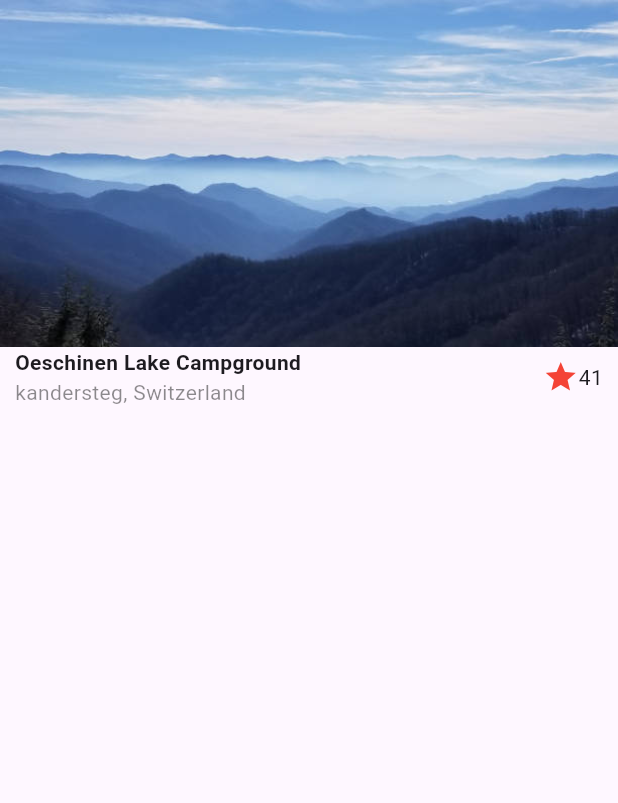
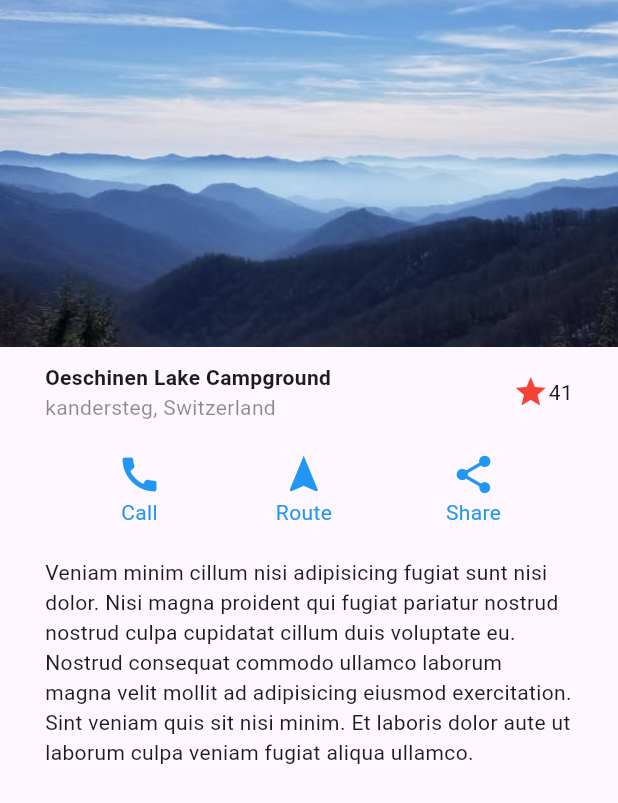
Before and after one commit to roque121007/diseno_basico, a Flutter app: the screen it shows after launch, on a phone screen of 412 x 824 dp. Shown: the top 803 px of the screen. Run offline on Flutter 3.47's test engine with Material 3 defaults, Android fonts, the phone set to English and light mode, and no system bars.

Commit message:
mejorar diseño básico añadiendo secciones de botones y texto descriptivo

```diff
--- a/lib/screens/basic_design.dart
+++ b/lib/screens/basic_design.dart
@@ -10,8 +10,52 @@ class BasicDesignScreen extends StatelessWidget {
         children: [
           Image(image: AssetImage("assets/istockphoto-1097050568-612x612.jpg")),
           Title(),
+          ButtonSection(),
+
+          Container(
+            margin: EdgeInsets.symmetric(horizontal: 30, vertical: 10),
+            child: Text(
+              "Veniam minim cillum nisi adipisicing fugiat sunt nisi dolor. Nisi magna proident qui fugiat pariatur nostrud nostrud culpa cupidatat cillum duis voluptate eu. Nostrud consequat commodo ullamco laborum magna velit mollit ad adipisicing eiusmod exercitation. Sint veniam quis sit nisi minim. Et laboris dolor aute ut laborum culpa veniam fugiat aliqua ullamco.",
+            ),
+          ),
         ],
       ),
+    );
+  }
+}
+
+class ButtonSection extends StatelessWidget {
+  const ButtonSection({super.key});
+
+  @override
+  Widget build(BuildContext context) {
+    return Container(
+      margin: EdgeInsets.symmetric(horizontal: 40, vertical: 10),
+      child: Row(
+        mainAxisAlignment: MainAxisAlignment.spaceAround,
+        children: [
+          CustomButtom(icon: Icons.call, text: "Call"),
+          CustomButtom(icon: Icons.navigation, text: "Route"),
+          CustomButtom(icon: Icons.share, text: "Share"),
+        ],
+      ),
+    );
+  }
+}
+
+class CustomButtom extends StatelessWidget {
+  final IconData icon;
+  final String text;
+
+  const CustomButtom({super.key, required this.icon, required this.text});
+
+  @override
+  Widget build(BuildContext context) {
+    return Column(
+      children: [
+        Icon(icon, color: Colors.blue, size: 30),
+        Text(text, style: TextStyle(color: Colors.blue)),
+      ],
     );
   }
 }
@@ -22,7 +66,7 @@ class Title extends StatelessWidget {
   @override
   Widget build(BuildContext context) {
     return Container(
-      margin: EdgeInsets.symmetric(horizontal: 10),
+      margin: EdgeInsets.symmetric(horizontal: 30, vertical: 10),
       child: Row(
         children: [
           Column(
```
